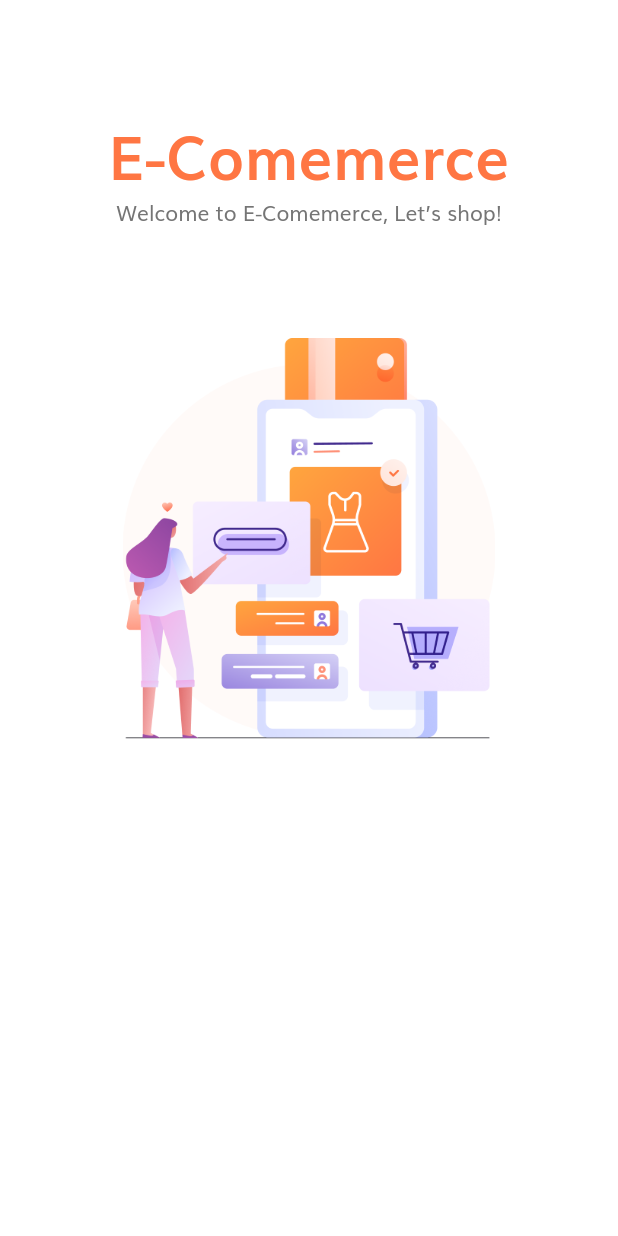
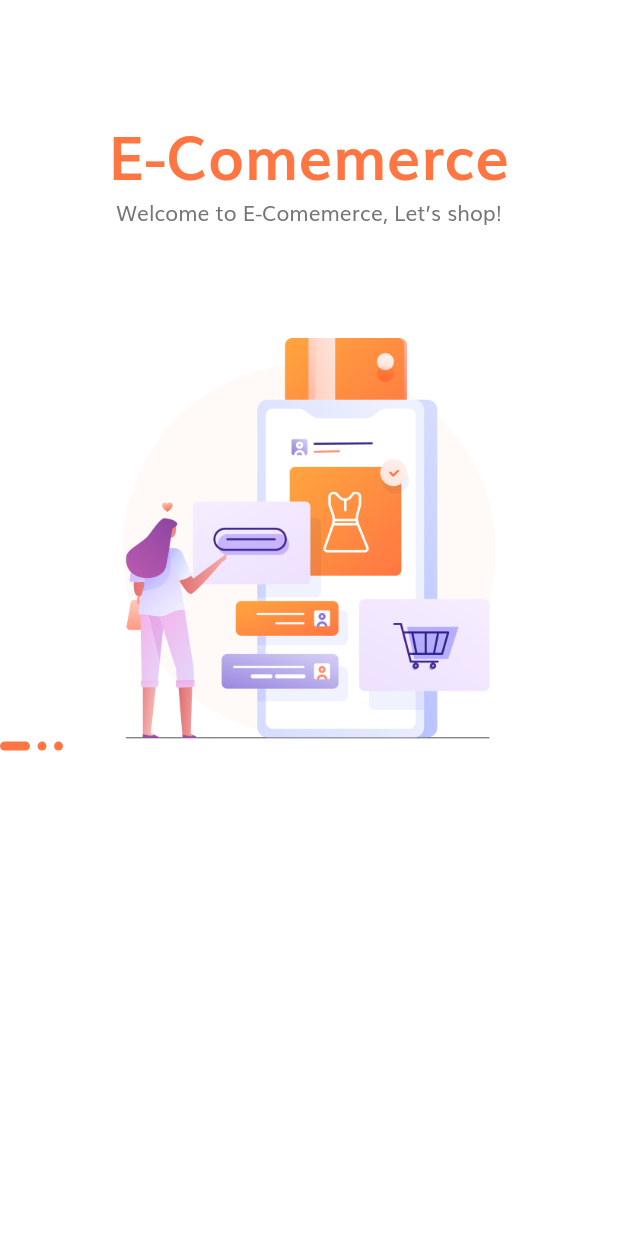
Before and after one commit to JARNBOY/TutorialScreenApp_flutter, a Flutter app: the screen it shows after launch, on a phone screen of 412 x 824 dp. Run offline on Flutter 3.47's test engine with Material 2 defaults, Android fonts, the phone set to English and light mode, and no system bars.

```diff
--- a/lib/screens/splash/components/body.dart
+++ b/lib/screens/splash/components/body.dart
@@ -1,4 +1,5 @@
 import 'package:flutter/material.dart';
+import 'package:tutorialscreenapp_flutter/constant.dart';
 import 'package:tutorialscreenapp_flutter/screens/splash/components/splash_content.dart';
 
 class Body extends StatefulWidget {
@@ -7,6 +8,7 @@ class Body extends StatefulWidget {
 }
 
 class _BodyState extends State<Body> {
+  int currentPage = 0;
   List<Map<String, String>> splashData = [
     {
       "text": "Welcome to E-Comemerce, Let’s shop!",
@@ -32,6 +34,9 @@ class _BodyState extends State<Body> {
             Expanded(
               flex: 3,
               child: PageView.builder(
+                onPageChanged: (value) {
+                  currentPage = value;
+                },
                 itemCount: splashData.length,
                 itemBuilder: (context, index) => SplashContent(
                   image: splashData[index]["image"],
@@ -41,11 +46,30 @@ class _BodyState extends State<Body> {
             ),
             Expanded(
               flex: 2,
-              child: SizedBox(),
+              child: Row(
+                children: List.generate(
+                  splashData.length,
+                  (Index) => buildDot(index: Index),
+                ),
+              ),
             )
           ],
         ),
       ),
     );
   }
+
+  Column buildDot({int index}) {
+    return Column(
+      children: <Widget>[
+        Container(
+          margin: EdgeInsets.only(right: 5),
+          height: 6,
+          width: currentPage == index ? 20 : 6,
+          decoration: BoxDecoration(
+              color: kPrimaryColor, borderRadius: BorderRadius.circular(3)),
+        )
+      ],
+    );
+  }
 }
```
